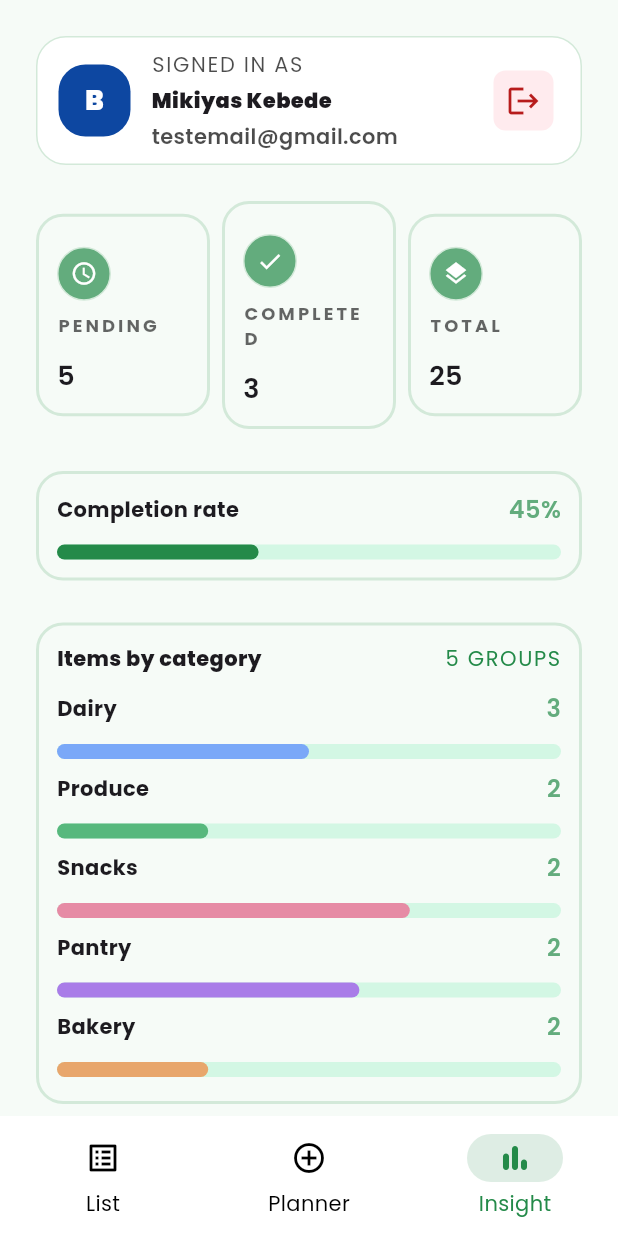
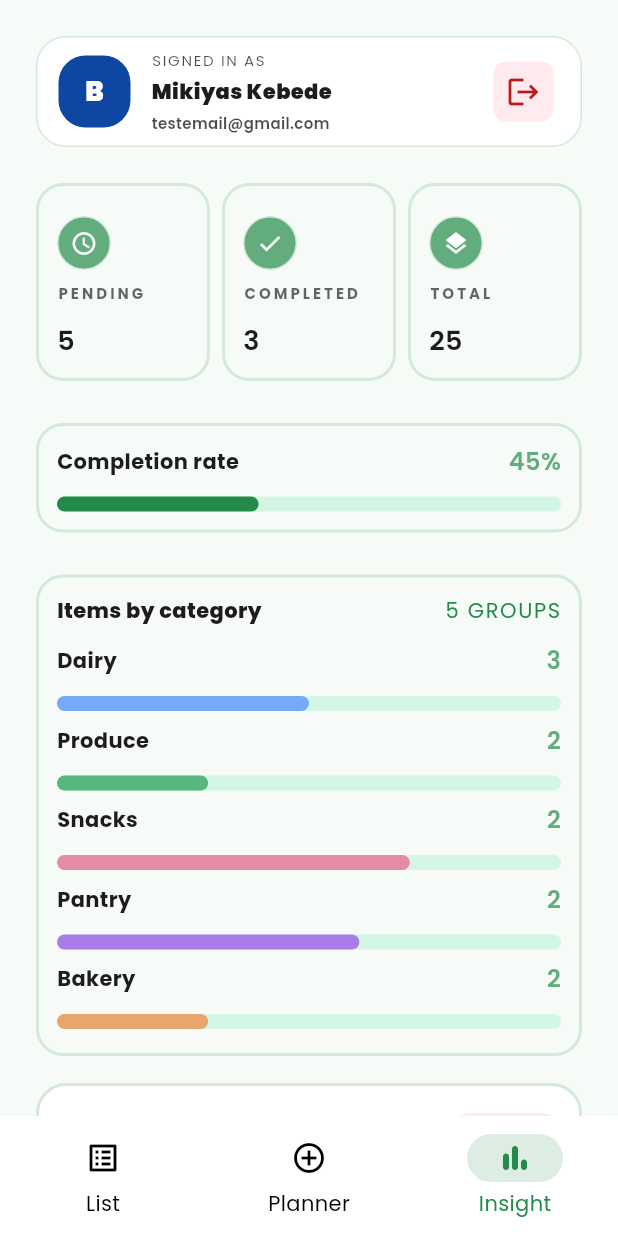
Before and after one commit to Miki0035/flutter_grocify, a Flutter app: the BottomNav screen opened directly, item 3 of the bottom bar chosen, on a phone screen of 412 x 824 dp. Run offline on Flutter 3.47's test engine with Material 3 defaults, Android fonts, the phone set to English and light mode, and no system bars; our stand-ins replace fpdart, google_fonts.

Commit message:
fix: add xs fontsize

```diff
--- a/lib/core/constants/sizes.dart
+++ b/lib/core/constants/sizes.dart
@@ -1,4 +1,5 @@
 abstract final class GSize {
+  static const double fontXs = 10;
   static const double fontSm = 12;
   static const double fontMd = 16;
   static const double fontLg = 18;
--- a/lib/features/insights/presentation/screens/insight_screen.dart
+++ b/lib/features/insights/presentation/screens/insight_screen.dart
@@ -30,7 +30,7 @@ class InsightScreen extends StatelessWidget {
           decoration: BoxDecoration(color: backgroundColor),
           child: Column(
             children: [
-              GInsightBanner(),
+              GInsightUserInfo(),
               SizedBox(height: 24),
 
               GInsightStats(),
--- a/lib/features/insights/presentation/widgets/insight_banner_card.dart
+++ b/lib/features/insights/presentation/widgets/insight_banner_card.dart
@@ -1,8 +1,8 @@
 import 'package:flutter/material.dart';
 import 'package:grocify/core/constants/sizes.dart';
 
-class GInsightBanner extends StatelessWidget {
-  const GInsightBanner({super.key});
+class GInsightUserInfo extends StatelessWidget {
+  const GInsightUserInfo({super.key});
 
   @override
   Widget build(BuildContext context) {
@@ -52,6 +52,7 @@ class GInsightBanner extends StatelessWidget {
                     'SIGNED IN AS',
                     style: TextStyle(
                       letterSpacing: 1.1,
+                      fontSize: GSize.fontXs,
                       color: textColor.withValues(alpha: 0.7),
                     ),
                   ),
@@ -64,6 +65,7 @@ class GInsightBanner extends StatelessWidget {
                     'testemail@gmail.com',
                     style: TextStyle(
                       fontWeight: .w600,
+                      fontSize: GSize.fontXs,
                       color: textColor.withValues(alpha: 0.7),
                     ),
                   ),
--- a/lib/features/insights/presentation/widgets/insight_priority_card.dart
+++ b/lib/features/insights/presentation/widgets/insight_priority_card.dart
@@ -1,6 +1,6 @@
 import 'package:flutter/material.dart';
 import 'package:grocify/core/constants/sizes.dart';
-import 'package:grocify/features/list/presentation/widgets/chip.dart';
+import 'package:grocify/core/common/widgets/chip.dart';
 
 class GInsightPriorityCard extends StatelessWidget {
   const GInsightPriorityCard({
@@ -63,7 +63,7 @@ class GInsightPriorityCard extends StatelessWidget {
               "ACTION",
               style: TextStyle(
                 color: Colors.red,
-                fontSize: GSize.fontSm,
+                fontSize: GSize.fontXs,
                 fontWeight: .w800,
               ),
             ),
--- a/lib/features/list/presentation/widgets/item_card.dart
+++ b/lib/features/list/presentation/widgets/item_card.dart
@@ -2,7 +2,7 @@ import 'package:flutter/material.dart';
 import 'package:grocify/core/constants/colors.dart';
 import 'package:grocify/core/constants/sizes.dart';
 import 'package:grocify/features/list/presentation/widgets/add_remove_button.dart';
-import 'package:grocify/features/list/presentation/widgets/chip.dart';
+import 'package:grocify/core/common/widgets/chip.dart';
 
 class GItemCard extends StatelessWidget {
   const GItemCard({super.key});
@@ -90,6 +90,7 @@ class GItemCard extends StatelessWidget {
 
           // LEFT PRIORITY + DELETE
           Row(
+            crossAxisAlignment: .start,
             children: [
               GChip(
                 backgroundColor: Colors.red.shade50,
@@ -97,7 +98,7 @@ class GItemCard extends StatelessWidget {
                   "HIGH",
                   style: TextStyle(
                     color: Colors.red,
-                    fontSize: 14,
+                    fontSize: GSize.fontXs,
                     fontWeight: .w600,
                   ),
                 ),
@@ -107,7 +108,6 @@ class GItemCard extends StatelessWidget {
 
               IconButton(
                 iconSize: 18,
-                constraints: BoxConstraints(minWidth: 18),
                 style: IconButton.styleFrom(
                   backgroundColor: Colors.red.shade50,
                   padding: .symmetric(vertical: 4, horizontal: 8),
--- a/lib/features/planner/presentation/widgets/activity_card.dart
+++ b/lib/features/planner/presentation/widgets/activity_card.dart
@@ -59,7 +59,7 @@ class GActivityCard extends StatelessWidget {
               style: TextStyle(
                 color: typeFontColor ?? textColor,
                 fontWeight: .w700,
-                fontSize: GSize.fontSm,
+                fontSize: GSize.fontXs,
                 letterSpacing: typeLetterSpacing,
               ),
             ),
```
Also changed, not shown: lib/core/common/widgets/chip.dart (renamed from lib/features/list/presentation/widgets/chip.dart).
